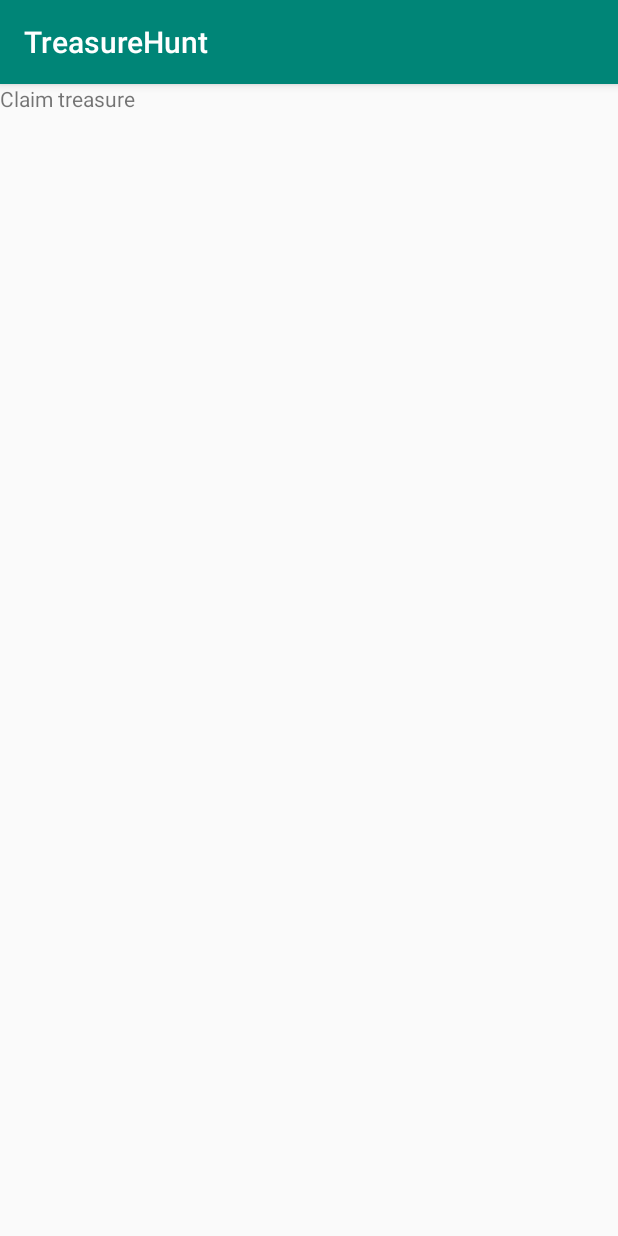
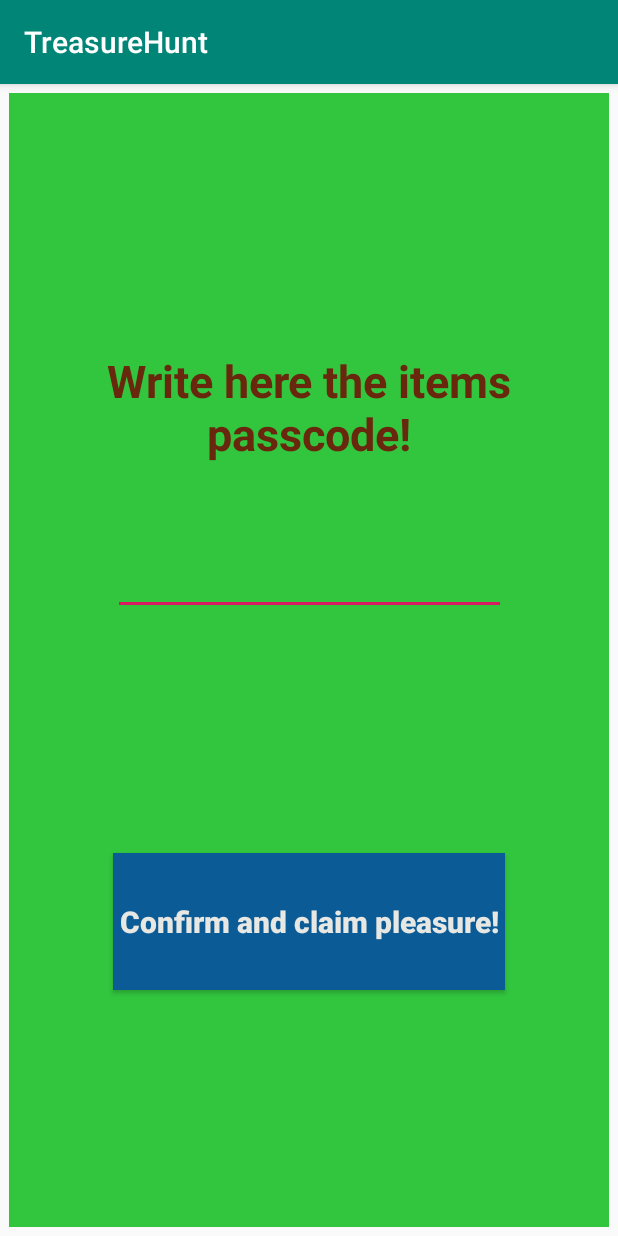
Before and after one commit to killersolyom/TreasureHunt, an Android app: the fragment ClaimTreasureFragment shown on its own in the app's theme, on a phone screen of 412 x 824 dp. Run offline under Robolectric (Android 15) with nearby library versions, the light colour scheme and no system bars.

Commit message:
Build ClaimTreasureFragment

```diff
--- a/app/build.gradle
+++ b/app/build.gradle
@@ -27,8 +27,8 @@ dependencies {
     implementation("com.github.bumptech.glide:glide:4.9.0") {
         exclude group: "com.android.support"
     }
+    implementation 'com.squareup.retrofit2:converter-gson:2.6.0'
     implementation 'com.squareup.retrofit2:retrofit:2.6.0'
-    implementation 'com.squareup.retrofit2:converter-gson:2.6.0'
     implementation 'com.android.support:recyclerview-v7:26.1.0'
     androidTestImplementation 'com.android.support.test:runner:1.0.2'
     androidTestImplementation 'com.android.support.test.espresso:espresso-core:3.0.2'
--- a/app/src/main/java/com/threess/summership/treasurehunt/MainActivity.java
+++ b/app/src/main/java/com/threess/summership/treasurehunt/MainActivity.java
@@ -20,7 +20,9 @@ public class MainActivity extends AppCompatActivity {
         setContentView(R.layout.activity_main);
         // Init Fragment manger:
         fragmentManager = getSupportFragmentManager();
+
         MainActivity.addFragment(new LoginRegistrationFragment(),LoginRegistrationFragment.TAG);
+
 
     }
 
@@ -61,18 +63,9 @@ public class MainActivity extends AppCompatActivity {
     private static void addFragment(Fragment fragment, String fragment_tag){
         FragmentTransaction fragmentTransaction = fragmentManager.beginTransaction();
         fragmentTransaction.add(R.id.fragment_container, fragment, fragment_tag);
-        fragmentTransaction.addToBackStack(null);
         fragmentTransaction.commit();
-    }
 
-    /**
-     * Removes the fragment from fragment stack.
-     * @param fragment fragment which should be removed
-     */
-    private void removeFragment(Fragment fragment){
-        FragmentTransaction fragmentTransaction = fragmentManager.beginTransaction();
-        fragmentTransaction.remove(fragment);
-        fragmentTransaction.commit();
+
     }
 
 
--- a/app/src/main/java/com/threess/summership/treasurehunt/fragment/ClaimTreasureFragment.java
+++ b/app/src/main/java/com/threess/summership/treasurehunt/fragment/ClaimTreasureFragment.java
@@ -1,19 +1,33 @@
 package com.threess.summership.treasurehunt.fragment;
 
 import android.os.Bundle;
+
 import android.support.annotation.NonNull;
 import android.support.annotation.Nullable;
+import android.support.design.widget.Snackbar;
 import android.support.v4.app.Fragment;
 import android.view.LayoutInflater;
 import android.view.View;
 import android.view.ViewGroup;
+import android.widget.Button;
+import android.widget.EditText;
+
 
 import com.threess.summership.treasurehunt.R;
+
+import java.util.ArrayList;
+import java.util.HashMap;
 
 
 public class ClaimTreasureFragment extends Fragment {
 
     public static String TAG = "claim_treasure_fragment";
+    private static final String FILE_NAME="example.txt";
+    private HashMap<String,Integer> myTestDatas;
+
+    private EditText myEditText;
+    private Button myConfirmButton;
+    private String passcode;
 
     public ClaimTreasureFragment() {
         // constructor
@@ -30,7 +44,65 @@ public class ClaimTreasureFragment extends Fragment {
     public void onViewCreated(@NonNull View view, @Nullable Bundle savedInstanceState) {
         super.onViewCreated(view, savedInstanceState);
 
-        // TODO
+        myEditText= view.findViewById(R.id.editText);
+        myConfirmButton=view.findViewById(R.id.confirmButton);
+        setMyTestDatas();
+
+        confirmPasscode(view);
+
+
+    }
+
+    public void confirmPasscode(@NonNull final View view){
+
+      //  final String passcode= myEditText.getText().toString();
+
+        final Snackbar mySnackbarError = Snackbar.make(view.findViewById(R.id.fragment_claim_treasure_id), "Not vailable passcoe!",  Snackbar.LENGTH_SHORT);
+        final Snackbar mySnackbarAvailable = Snackbar.make(view.findViewById(R.id.fragment_claim_treasure_id), "Correct!",  Snackbar.LENGTH_SHORT);
+
+
+        myConfirmButton.setOnClickListener(new View.OnClickListener() {
+
+
+            @Override
+            public void onClick(View view) {
+
+                passcode= myEditText.getText().toString();
+
+                if( myTestDatas.containsKey(passcode)){
+                    mySnackbarAvailable.show();
+                }
+                else{
+                   mySnackbarError.show();
+                }
+
+
+            }
+        });
+
+
+
+
+
+
+    }
+
+    public void setMyTestDatas(){
+
+        myTestDatas=new HashMap<>();
+        myTestDatas.put("aaa",0);
+        myTestDatas.put("aab",1);
+        myTestDatas.put("aac",2);
+        myTestDatas.put("aaf",3);
+        myTestDatas.put("aad",4);
+        myTestDatas.put("aak",5);
+        myTestDatas.put("aao",6);
+        myTestDatas.put("aaaa",7);
+        myTestDatas.put("aaa123",8);
+        myTestDatas.put("aaa1234",9);
+        myTestDatas.put("aaa152",10);
+        myTestDatas.put("aaa162",11);
+
 
     }
 }
--- a/app/src/main/java/com/threess/summership/treasurehunt/fragment/HideTreasureFragment.java
+++ /dev/null
@@ -1,36 +0,0 @@
-package com.threess.summership.treasurehunt.fragment;
-
-import android.os.Bundle;
-import android.support.annotation.NonNull;
-import android.support.annotation.Nullable;
-import android.support.v4.app.Fragment;
-import android.view.LayoutInflater;
-import android.view.View;
-import android.view.ViewGroup;
-
-import com.threess.summership.treasurehunt.R;
-
-
-public class HideTreasureFragment extends Fragment {
-
-    public static String TAG = "hide_treasure_fragment";
-
-    public HideTreasureFragment() {
-        // constructor
-    }
-
-
-    @Override
-    public View onCreateView(LayoutInflater inflater, ViewGroup container, Bundle savedInstanceState) {
-        return inflater.inflate(R.layout.fragment_hide_treasure, container, false);
-        // Do not modify!
-    }
-
-    @Override
-    public void onViewCreated(@NonNull View view, @Nullable Bundle savedInstanceState) {
-        super.onViewCreated(view, savedInstanceState);
-
-        // TODO
-
-    }
-}
--- a/app/src/main/java/com/threess/summership/treasurehunt/fragment/HomeFragment.java
+++ /dev/null
@@ -1,36 +0,0 @@
-package com.threess.summership.treasurehunt.fragment;
-
-import android.os.Bundle;
-import android.support.annotation.NonNull;
-import android.support.annotation.Nullable;
-import android.support.v4.app.Fragment;
-import android.view.LayoutInflater;
-import android.view.View;
-import android.view.ViewGroup;
-
-import com.threess.summership.treasurehunt.R;
-
-
-public class HomeFragment extends Fragment {
-
-    public static String TAG = "home_fragment";
-
-    public HomeFragment() {
-        // constructor
-    }
-
-
-    @Override
-    public View onCreateView(LayoutInflater inflater, ViewGroup container, Bundle savedInstanceState) {
-        return inflater.inflate(R.layout.fragment_home, container, false);
-        // Do not modify!
-    }
-
-    @Override
-    public void onViewCreated(@NonNull View view, @Nullable Bundle savedInstanceState) {
-        super.onViewCreated(view, savedInstanceState);
-
-        // TODO
-
-    }
-}
--- a/app/src/main/res/layout/fragment_claim_treasure.xml
+++ b/app/src/main/res/layout/fragment_claim_treasure.xml
@@ -1,14 +1,68 @@
 <?xml version="1.0" encoding="utf-8"?>
-<FrameLayout xmlns:android="http://schemas.android.com/apk/res/android"
+<android.support.constraint.ConstraintLayout
+    android:id="@+id/fragment_claim_treasure_id"
+    xmlns:android="http://schemas.android.com/apk/res/android"
+    xmlns:app="http://schemas.android.com/apk/res-auto"
     xmlns:tools="http://schemas.android.com/tools"
     android:layout_width="match_parent"
     android:layout_height="match_parent"
+    android:layout_margin="6dp"
+    android:background="@color/color1"
     tools:context=".fragment.ClaimTreasureFragment">
 
-    <!-- TODO: Update blank fragment layout -->
+
     <TextView
-        android:layout_width="match_parent"
-        android:layout_height="match_parent"
-        android:text="Claim treasure" />
+        android:id="@+id/textView"
+        android:layout_width="wrap_content"
+        android:layout_height="wrap_content"
+        android:layout_marginTop="8dp"
+        android:layout_marginBottom="8dp"
+        android:text="Write here the items passcode!"
+        android:textAlignment="center"
+        android:textAllCaps="false"
+        android:textColor="@color/colorText"
+        android:textColorHighlight="@color/colorText"
+        android:textSize="30dp"
+        android:textStyle="bold"
+        app:layout_constraintBottom_toBottomOf="@+id/editText"
+        app:layout_constraintStart_toStartOf="parent"
+        app:layout_constraintTop_toTopOf="parent"
+        app:layout_constraintVertical_bias="0.639" />
 
-</FrameLayout>
+    <EditText
+        android:id="@+id/editText"
+        android:layout_width="262dp"
+        android:layout_height="95dp"
+        android:layout_marginStart="8dp"
+        android:layout_marginTop="8dp"
+        android:layout_marginEnd="8dp"
+        android:layout_marginBottom="8dp"
+        app:layout_constraintBottom_toBottomOf="parent"
+        app:layout_constraintEnd_toEndOf="parent"
+        app:layout_constraintStart_toStartOf="parent"
+        app:layout_constraintTop_toTopOf="parent"
+        app:layout_constraintVertical_bias="0.38" />
+
+    <Button
+        android:id="@+id/confirmButton"
+        android:layout_width="261dp"
+        android:layout_height="91dp"
+        android:layout_marginStart="8dp"
+        android:layout_marginTop="8dp"
+        android:layout_marginEnd="8dp"
+        android:layout_marginBottom="8dp"
+        android:background="@color/colorButton0"
+        android:text="Confirm and claim pleasure!"
+        android:textAlignment="center"
+        android:textAllCaps="false"
+        android:textColor="@color/colorText2"
+        android:textColorHighlight="@color/colorText"
+        android:textSize="20dp"
+        android:textStyle="bold"
+        app:layout_constraintBottom_toBottomOf="parent"
+        app:layout_constraintEnd_toEndOf="parent"
+        app:layout_constraintStart_toStartOf="parent"
+        app:layout_constraintTop_toBottomOf="@+id/editText" />
+
+
+</android.support.constraint.ConstraintLayout>
--- a/app/src/main/res/values/colors.xml
+++ b/app/src/main/res/values/colors.xml
@@ -3,4 +3,8 @@
     <color name="colorPrimary">#008577</color>
     <color name="colorPrimaryDark">#00574B</color>
     <color name="colorAccent">#D81B60</color>
+    <color name="color1">#32C53E</color>
+    <color name="colorText">#69280D</color>
+    <color name="colorText2">#E7E7E3</color>
+    <color name="colorButton0">#0B5B96</color>
 </resources>
```
Also changed, not shown: app/src/main/res/layout/activity_main.xml (+6 -2 lines).
